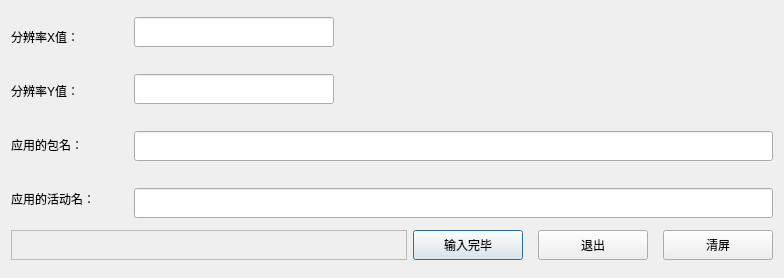
buaanostop/-, file GUI/main_ui_test/test_ui_d/in_device_infor.ui: the form before one commit.
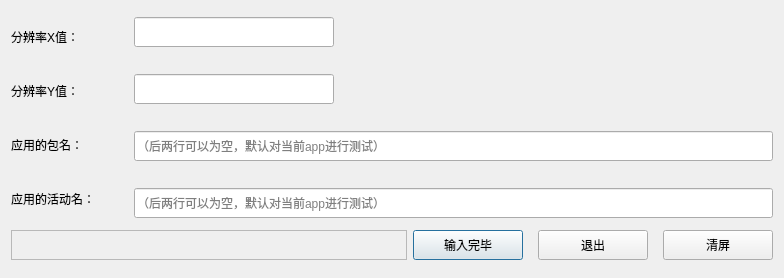
The form after the commit.

What changed in the file:
```diff
--- a/GUI/main_ui_test/test_ui_d/in_device_infor.ui
+++ b/GUI/main_ui_test/test_ui_d/in_device_infor.ui
@@ -102,6 +102,9 @@
            <height>30</height>
           </size>
          </property>
+         <property name="placeholderText">
+          <string>（后两行可以为空，默认对当前app进行测试）</string>
+         </property>
         </widget>
        </item>
        <item>
@@ -118,6 +121,9 @@
            <height>30</height>
           </size>
          </property>
+         <property name="placeholderText">
+          <string>（后两行可以为空，默认对当前app进行测试）</string>
+         </property>
         </widget>
        </item>
       </layout>
```
